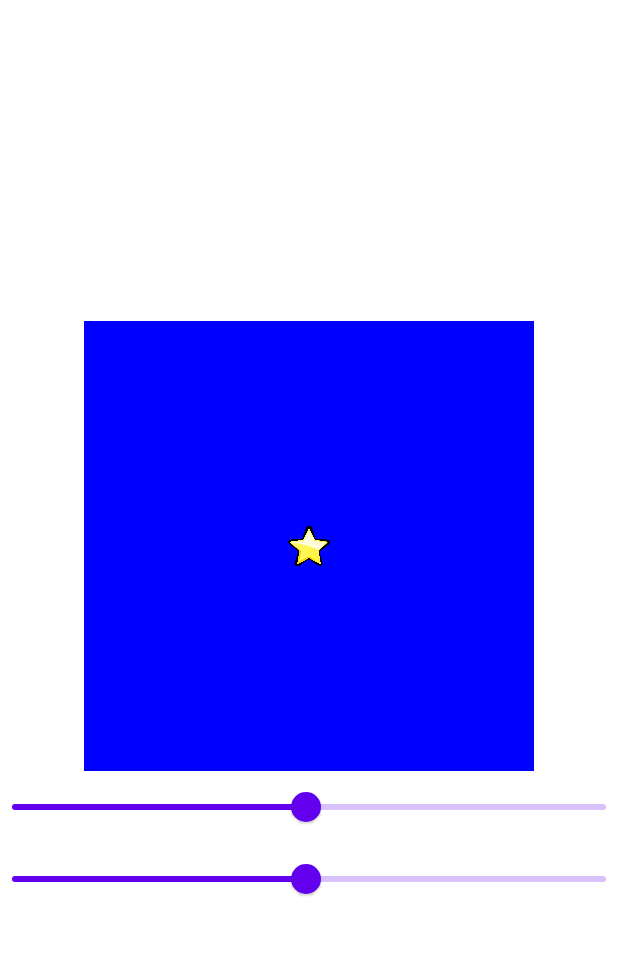
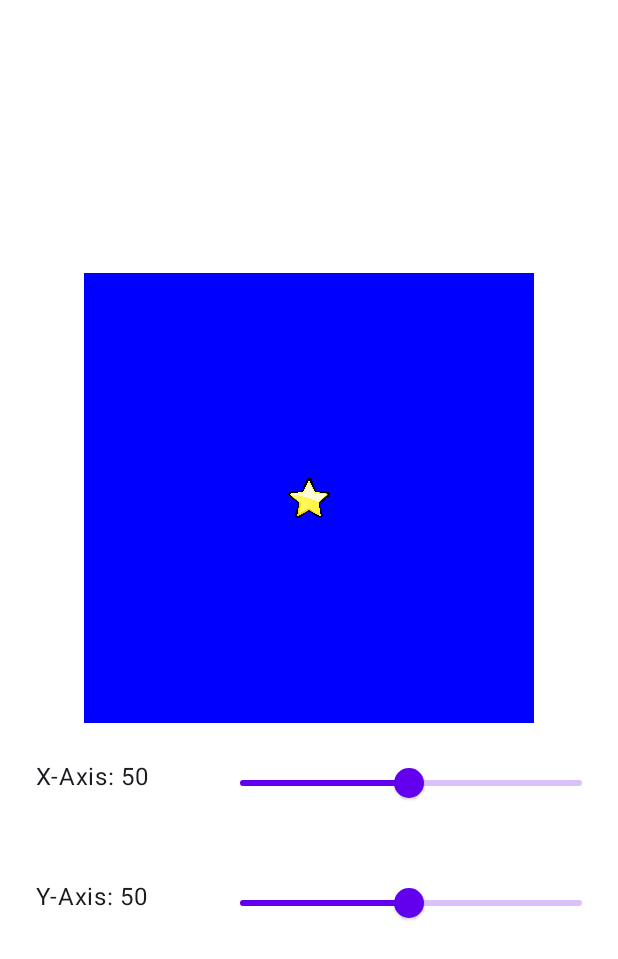
Before and after one commit to sagar-jh/coordplot, an Android app built with Jetpack Compose: the screen it shows after launch (MainActivity), on a phone screen of 412 x 824 dp. Shown: the top 959 px of the screen. Run offline under Robolectric (Android 15) with nearby library versions, the phone set to English and light mode, and no system bars.

Commit message:
Updated the slider code with Text View

```diff
--- a/app/src/main/java/com/kodeco/android/coordplot/CustomSlider.kt
+++ b/app/src/main/java/com/kodeco/android/coordplot/CustomSlider.kt
@@ -1,11 +1,20 @@
 package com.kodeco.android.coordplot
 
+import androidx.compose.foundation.layout.padding
+import androidx.compose.foundation.layout.width
 import androidx.compose.material.Slider
+import androidx.compose.material3.Text
 import androidx.compose.runtime.Composable
 import androidx.compose.ui.Modifier
+import androidx.compose.ui.unit.dp
+import kotlin.math.roundToInt
 
 @Composable
-fun CustomSlider(modifier: Modifier = Modifier, value : Float =0.5f, changeValue : (Float) -> Unit){
+fun CustomSlider(modifier: Modifier = Modifier, value : Float =0.5f, changeValue : (Float) -> Unit,text : String){
+    Text(text = "${text}: ${(value*100).roundToInt()}",
+        Modifier
+            .padding(8.dp)
+            .width(120.dp))
     Slider(
         value = value,
         valueRange = 0.01f..1f,
--- a/app/src/main/java/com/kodeco/android/coordplot/MainActivity.kt
+++ b/app/src/main/java/com/kodeco/android/coordplot/MainActivity.kt
@@ -8,11 +8,17 @@ import androidx.compose.foundation.background
 import androidx.compose.foundation.layout.Arrangement
 import androidx.compose.foundation.layout.Box
 import androidx.compose.foundation.layout.Column
+import androidx.compose.foundation.layout.Row
 import androidx.compose.foundation.layout.fillMaxSize
 import androidx.compose.foundation.layout.offset
+import androidx.compose.foundation.layout.padding
 import androidx.compose.foundation.layout.size
+import androidx.compose.foundation.layout.width
+import androidx.compose.foundation.rememberScrollState
 import androidx.compose.foundation.shape.CircleShape
+import androidx.compose.foundation.verticalScroll
 import androidx.compose.material3.Surface
+import androidx.compose.material3.Text
 import androidx.compose.runtime.Composable
 import androidx.compose.runtime.getValue
 import androidx.compose.runtime.mutableStateOf
@@ -28,6 +34,7 @@ import androidx.compose.ui.res.stringResource
 import androidx.compose.ui.tooling.preview.Preview
 import androidx.compose.ui.unit.dp
 import com.kodeco.android.coordplot.ui.theme.MyApplicationTheme
+import kotlin.math.roundToInt
 
 class MainActivity : ComponentActivity() {
     override fun onCreate(savedInstanceState: Bundle?) {
@@ -50,7 +57,8 @@ fun PlotSurface() {
     ) {
         Column (
             horizontalAlignment = Alignment.CenterHorizontally,
-            verticalArrangement = Arrangement.Center
+            verticalArrangement = Arrangement.Center,
+            modifier = Modifier.verticalScroll(rememberScrollState())
         ) {
             Box(
                 Modifier
@@ -59,23 +67,23 @@ fun PlotSurface() {
                 Map(xPercent,yPercent)
             }
 
+            Row (Modifier.padding(16.dp)){
 
                 CustomSlider(value = xPercent,
                     changeValue = { value ->
                         xPercent = value
+                    },text= stringResource(R.string.x_axis)
+                )
             }
-            )
+            Row (Modifier.padding(16.dp)){
+
                 CustomSlider(value = yPercent,
                     changeValue = { value ->
                         yPercent = value
-                    //Log.i("y-tag", (yPercent * 300 - 18).toString())
-                }
+                    },text= stringResource(R.string.y_axis)
                 )
             }
-
-
-
-
+        }
     }
 
 }
@@ -87,21 +95,3 @@ fun PlotSurfacePreview() {
         PlotSurface()
     }
 }
-
-@Composable
-fun Map(xPercent: Float, yPercent: Float, modifier: Modifier = Modifier) {
-
-    Image(painter = painterResource(id = R.drawable.star),
-        contentDescription = stringResource(R.string.star_image),
-        modifier
-            .size(36.dp)
-            .offset((xPercent * 300 - 18).dp, (yPercent * 300 - 18).dp))
-}
-
-@Preview(showBackground = true)
-@Composable
-fun MapPreview() {
-    MyApplicationTheme {
-        Map(xPercent = 0.5f, yPercent = 0.5f)
-    }
-}
--- /dev/null
+++ b/app/src/main/java/com/kodeco/android/coordplot/Map.kt
@@ -0,0 +1,30 @@
+package com.kodeco.android.coordplot
+
+import androidx.compose.foundation.Image
+import androidx.compose.foundation.layout.offset
+import androidx.compose.foundation.layout.size
+import androidx.compose.runtime.Composable
+import androidx.compose.ui.Modifier
+import androidx.compose.ui.res.painterResource
+import androidx.compose.ui.res.stringResource
+import androidx.compose.ui.tooling.preview.Preview
+import androidx.compose.ui.unit.dp
+import com.kodeco.android.coordplot.ui.theme.MyApplicationTheme
+
+@Composable
+fun Map(xPercent: Float, yPercent: Float, modifier: Modifier = Modifier) {
+
+    Image(painter = painterResource(id = R.drawable.star),
+        contentDescription = stringResource(R.string.star_image),
+        modifier
+            .size(36.dp)
+            .offset((xPercent * 300 - 18).dp, (yPercent * 300 - 18).dp))
+}
+
+@Preview(showBackground = true)
+@Composable
+fun MapPreview() {
+    MyApplicationTheme {
+        Map(xPercent = 0.5f, yPercent = 0.5f)
+    }
+}
--- a/app/src/main/res/values/strings.xml
+++ b/app/src/main/res/values/strings.xml
@@ -1,4 +1,6 @@
 <resources>
     <string name="app_name">My Application</string>
     <string name="star_image">Star Image</string>
+    <string name="x_axis">X-Axis</string>
+    <string name="y_axis">Y-Axis</string>
 </resources>
```
Lines whose indentation alone changed are shown as unchanged.
